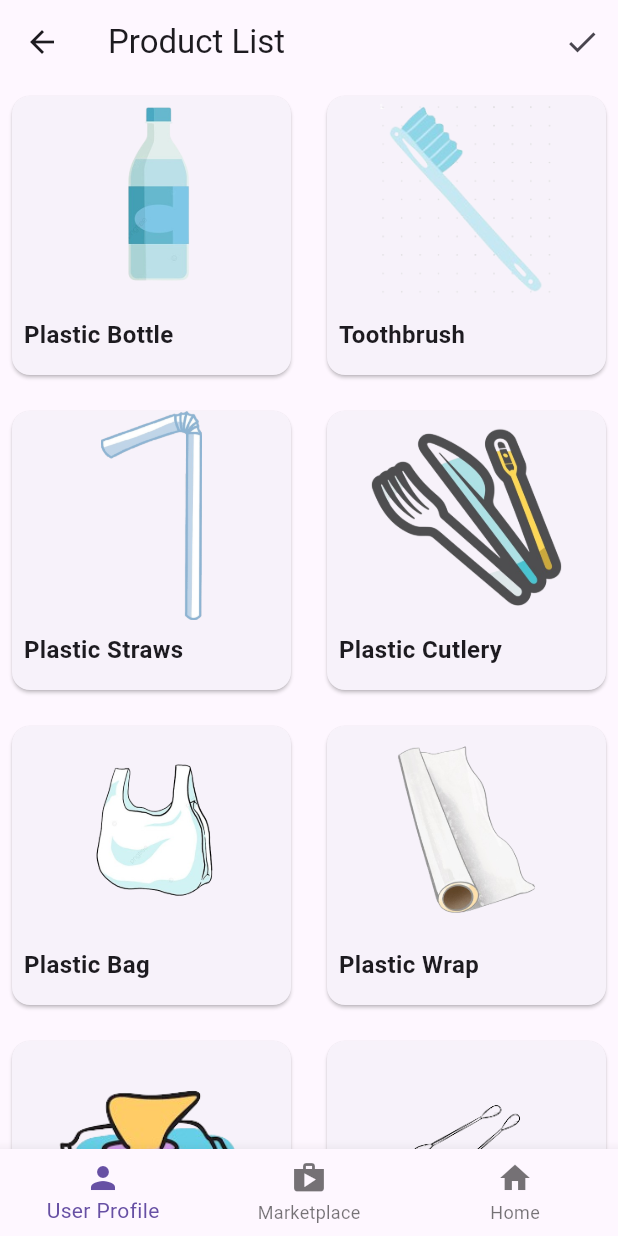
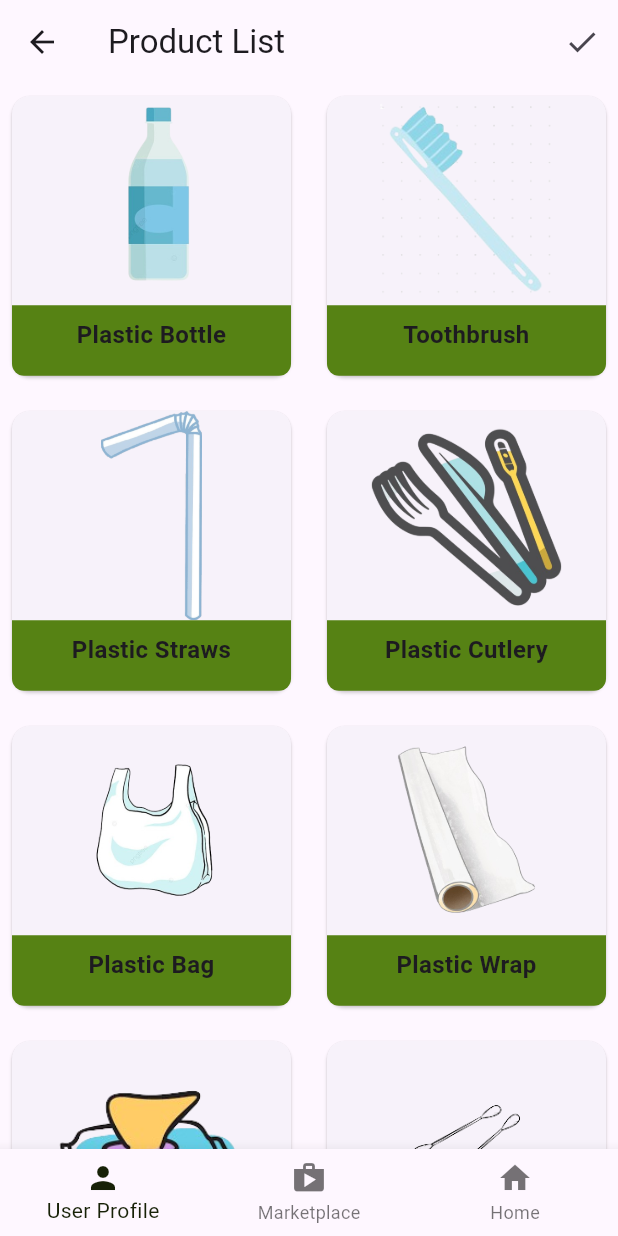
Before and after one commit to fizakhan90/PlanetGuard, a Flutter app: the HomePage screen opened by its route, on a phone screen of 412 x 824 dp. Run offline on Flutter 3.47's test engine with Material 3 defaults, Android fonts, the phone set to English and light mode, and no system bars.

Commit message:
improved the UI

```diff
--- a/lib/pages/homepage.dart
+++ b/lib/pages/homepage.dart
@@ -87,6 +87,7 @@ class _HomePageState extends State<HomePage> {
             label: 'Home',
           ),
         ],
+        selectedItemColor: const Color.fromARGB(255, 23 , 33, 7),
       ),
     );
   }
@@ -224,7 +225,6 @@ Widget build(BuildContext context) {
       child: Column(
         crossAxisAlignment: CrossAxisAlignment.start,
         children: [
-
           AspectRatio(
             aspectRatio: 16/12, // Adjust the aspect ratio as needed
             child: ClipRRect(
@@ -239,14 +239,24 @@ Widget build(BuildContext context) {
               ),
             ),
           ),
-          Padding(
+          Container(
+              height: 47,
+              width: 200,
+              decoration: const BoxDecoration(
+                borderRadius: BorderRadius.only(
+                  bottomLeft: Radius.circular(8.0),
+                  bottomRight: Radius.circular(8.0),
+                  ),
+                color: Color.fromARGB(255, 86, 130, 20),
+              ),
+              child: Padding(
                         padding: const EdgeInsets.all(8.0),
                         child: Text(
                           widget.product.name,
                           style: const TextStyle(fontSize: 16.0, fontWeight: FontWeight.bold),
                           textAlign: TextAlign.center,
                         ),
-
+                      ),
                     ),
         ],
       ),
```
Lines whose indentation alone changed are shown as unchanged.
